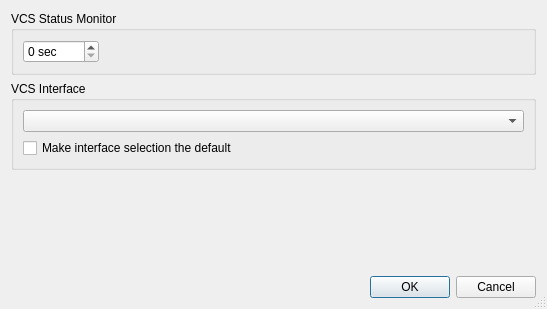
Qt form Project/UserPropertiesDialog.ui (testmana2/test) before a commit.
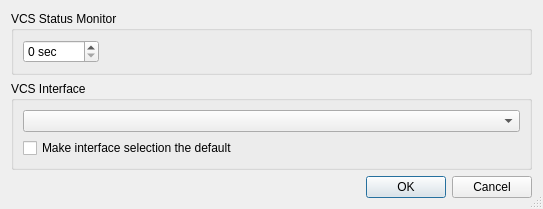
The same form after that commit.

```diff
--- a/Project/UserPropertiesDialog.ui
+++ b/Project/UserPropertiesDialog.ui
@@ -1,12 +1,12 @@
 <ui version="4.0" >
  <class>UserPropertiesDialog</class>
- <widget class="QDialog" name="UserPropertiesDialog" >
-  <property name="geometry" >
+ <widget class="QDialog" name="UserPropertiesDialog">
+  <property name="geometry">
    <rect>
     <x>0</x>
     <y>0</y>
     <width>543</width>
-    <height>309</height>
+    <height>182</height>
    </rect>
   </property>
   <property name="windowTitle" >
@@ -82,21 +82,8 @@
     </widget>
    </item>
    <item>
-    <spacer>
-     <property name="orientation" >
-      <enum>Qt::Vertical</enum>
-     </property>
-     <property name="sizeHint" stdset="0" >
-      <size>
-       <width>525</width>
-       <height>41</height>
-      </size>
-     </property>
-    </spacer>
-   </item>
-   <item>
-    <widget class="QDialogButtonBox" name="buttonBox" >
-     <property name="orientation" >
+    <widget class="QDialogButtonBox" name="buttonBox">
+     <property name="orientation">
       <enum>Qt::Horizontal</enum>
      </property>
      <property name="standardButtons" >
```
Left out of the diff: 59 changed lines with no effect on the pictures.
